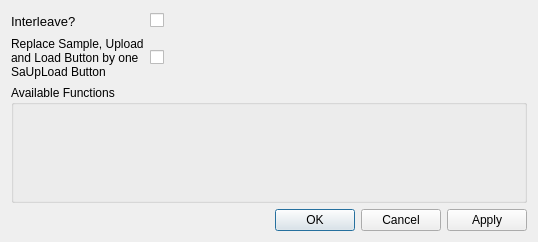
Above: gui/pulsed/ui_pulsed_main_gui_settings_block_gen.ui from Ulm-IQO/qudi before the change. Below: the same form after it.
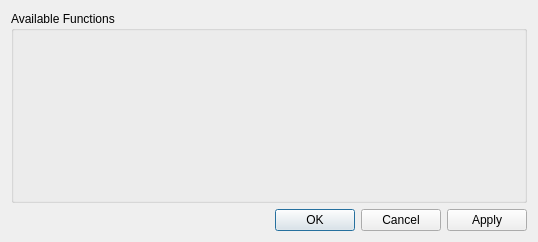
That is the form after the change.

Commit message: Reintroduced pulse generator settings dialogue in the GUI. For now only the mathematical functions to show in the editor can be set here.

```diff
--- a/gui/pulsed/ui_pulsed_main_gui_settings_block_gen.ui
+++ b/gui/pulsed/ui_pulsed_main_gui_settings_block_gen.ui
@@ -16,7 +16,7 @@
   <layout class="QGridLayout" name="gridLayout_2">
    <item row="0" column="0">
     <layout class="QGridLayout" name="gridLayout">
-     <item row="5" column="0" colspan="4">
+     <item row="3" column="0" colspan="2">
       <widget class="QGroupBox" name="groupBox">
        <property name="title">
         <string>Available Functions</string>
@@ -28,52 +28,6 @@
        </layout>
       </widget>
      </item>
-     <item row="2" column="1">
-      <widget class="QCheckBox" name="use_saupload_CheckBox">
-       <property name="text">
-        <string/>
-       </property>
-      </widget>
-     </item>
-     <item row="1" column="1">
-      <widget class="QCheckBox" name="use_interleave_CheckBox">
-       <property name="text">
-        <string/>
-       </property>
-      </widget>
-     </item>
-     <item row="2" column="0">
-      <widget class="QLabel" name="label_6">
-       <property name="text">
-        <string>&lt;html&gt;&lt;head/&gt;&lt;body&gt;&lt;p&gt;Replace Sample, Upload&lt;br/&gt;and Load Button by one&lt;br/&gt;SaUpLoad Button&lt;/p&gt;&lt;/body&gt;&lt;/html&gt;</string>
-       </property>
-      </widget>
-     </item>
-     <item row="1" column="0">
-      <widget class="QLabel" name="label_5">
-       <property name="font">
-        <font>
-         <pointsize>10</pointsize>
-        </font>
-       </property>
-       <property name="text">
-        <string>Interleave?</string>
-       </property>
-      </widget>
-     </item>
-     <item row="1" column="2">
-      <spacer name="horizontalSpacer">
-       <property name="orientation">
-        <enum>Qt::Horizontal</enum>
-       </property>
-       <property name="sizeHint" stdset="0">
-        <size>
-         <width>40</width>
-         <height>20</height>
-        </size>
-       </property>
-      </spacer>
-     </item>
     </layout>
    </item>
    <item row="2" column="0">
```
The commit also changes 2 other files.
